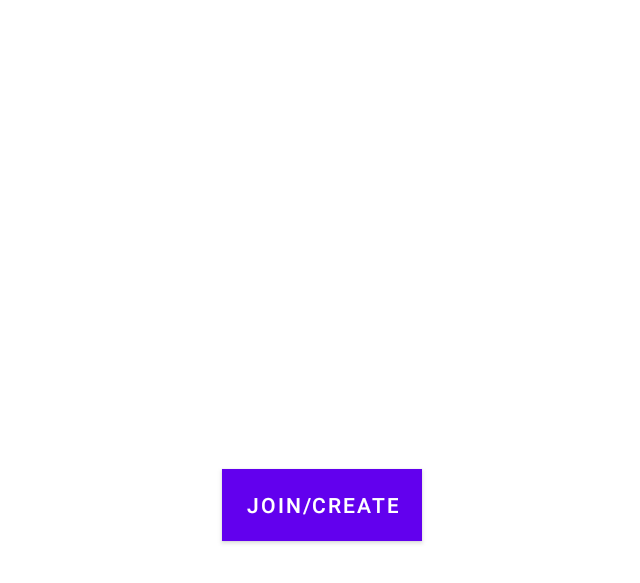
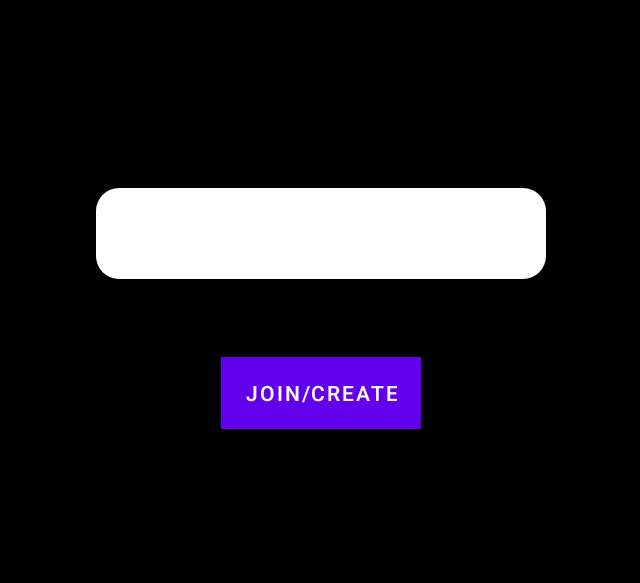
Before and after one commit to adcmyb/PickleHacks, an Android app: the SelectGameActivity screen opened directly, with no data from a screen before it, on a phone screen of 824 x 412 dp (held sideways). Shown: the top 583 px of the screen, without its empty margins (297-937 px from the left). Run offline under Robolectric (Android 15) with nearby library versions, the phone set to English and light mode, and no system bars.

```diff
--- a/app/src/main/java/com/example/picklehacksda/ScoreSingleplayerActivity.java
+++ b/app/src/main/java/com/example/picklehacksda/ScoreSingleplayerActivity.java
@@ -28,7 +28,7 @@ import java.util.UUID;
 
 public class ScoreSingleplayerActivity extends AppCompatActivity {
 
-    private TextView scoreView;
+    private TextView scoreView, player1;
     private Button home;
 
 
@@ -38,8 +38,11 @@ public class ScoreSingleplayerActivity extends AppCompatActivity {
         int score = getIntent().getIntExtra("SCORE", 0);
         setContentView(R.layout.activity_score_singleplayer);
         scoreView = findViewById(R.id.score);
+        player1 = findViewById(R.id.player1);
+        FirebaseAuth mAuth = FirebaseAuth.getInstance();
+        mAuth.getCurrentUser().getDisplayName();
         scoreView.setText(Integer.toString(score));
-
+        player1.setText(mAuth.getCurrentUser().getDisplayName());
         home = findViewById(R.id.nav_home);
 
         home.setOnClickListener(new View.OnClickListener() {
--- a/app/src/main/res/layout/activity_select_game.xml
+++ b/app/src/main/res/layout/activity_select_game.xml
@@ -2,44 +2,49 @@
 <androidx.constraintlayout.widget.ConstraintLayout xmlns:android="http://schemas.android.com/apk/res/android"
     xmlns:app="http://schemas.android.com/apk/res-auto"
     xmlns:tools="http://schemas.android.com/tools"
+    android:layout_width="match_parent"
+    android:layout_height="match_parent"
+    android:layout_centerInParent="true"
+    android:layout_centerHorizontal="true"
+    android:layout_centerVertical="true"
+    android:layout_gravity="center|center_horizontal|center_vertical"
+    android:background="@color/black"
+    android:foregroundGravity="center_vertical|center|center_horizontal"
+    tools:context=".SelectGameActivity">
+
+    <LinearLayout
         android:layout_width="300dp"
         android:layout_height="match_parent"
-    android:layout_gravity="center"
-    tools:context=".SelectGameActivity">
+        android:foregroundGravity="center_vertical|center|center_horizontal"
+        android:gravity="center|center_horizontal|center_vertical"
+        android:orientation="vertical"
+        app:layout_constraintEnd_toEndOf="parent"
+        app:layout_constraintStart_toStartOf="parent"
+        tools:layout_editor_absoluteY="1dp">
 
         <EditText
             android:id="@+id/gameCode"
             android:layout_width="match_parent"
             android:layout_height="wrap_content"
-        android:layout_marginTop="200dp"
+            android:layout_marginBottom="52dp"
             android:background="@drawable/text_entry"
             android:foregroundGravity="center"
             android:gravity="center"
             android:padding="10dp"
             android:textColor="@color/black"
-        android:textSize="30dp"
-        app:layout_constraintEnd_toEndOf="parent"
-        app:layout_constraintStart_toStartOf="parent"
-        app:layout_constraintTop_toTopOf="parent" />
+            android:textSize="30dp" />
 
         <Button
             android:id="@+id/submitButton"
             android:layout_width="wrap_content"
             android:layout_height="wrap_content"
-        android:layout_marginStart="84dp"
-        android:layout_marginTop="50dp"
-        android:layout_marginEnd="83dp"
-        android:layout_marginBottom="50dp"
             android:background="@color/orange"
             android:backgroundTint="@color/orange"
             android:drawableTint="@color/orange"
             android:foregroundTint="@color/orange"
             android:text="Join/Create"
             app:cornerRadius="10dp"
-        app:layout_constraintBottom_toBottomOf="parent"
-        app:layout_constraintEnd_toEndOf="parent"
-        app:layout_constraintStart_toStartOf="parent"
-        app:layout_constraintTop_toBottomOf="@+id/gameCode"
             app:strokeColor="@color/orange" />
+    </LinearLayout>
 
 </androidx.constraintlayout.widget.ConstraintLayout>
```
Lines whose indentation alone changed are shown as unchanged.
